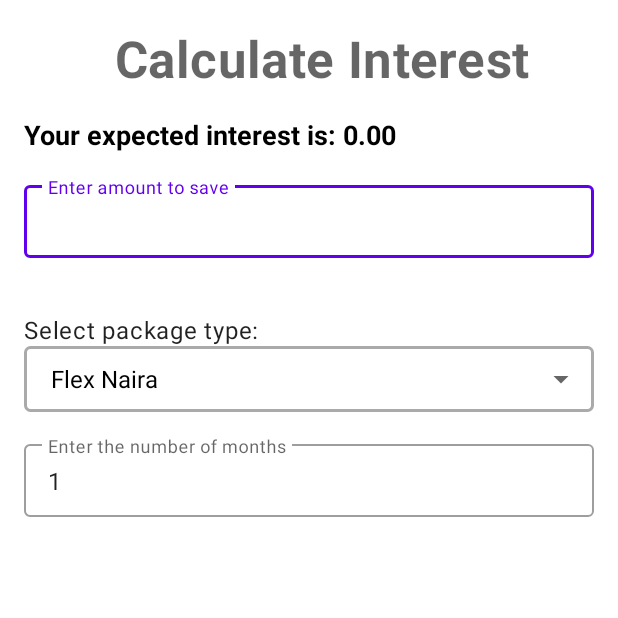
After one commit to peculiaruc/InterestCalculatorApp, an Android app: the CalculatorActivity screen opened directly, with no data from a screen before it, on a phone screen of 412 x 824 dp, the top half of it. The commit adds this screen. Run offline under Robolectric (Android 15) with nearby library versions, the phone set to English and light mode, and no system bars.

Commit message:
feat-calculator-activity

```diff
--- a/app/build.gradle
+++ b/app/build.gradle
@@ -6,7 +6,7 @@ android {
 
     defaultConfig {
         applicationId "com.pecpaker.interestcalculatorapp"
-        minSdkVersion 15
+        minSdkVersion 19
         targetSdkVersion 29
         versionCode 1
         versionName "1.0"
@@ -26,6 +26,8 @@ dependencies {
     implementation fileTree(dir: "libs", include: ["*.jar"])
     implementation 'androidx.appcompat:appcompat:1.1.0'
     implementation 'androidx.constraintlayout:constraintlayout:1.1.3'
+    implementation 'androidx.lifecycle:lifecycle-extensions:2.2.0'
+    implementation 'com.google.android.material:material:1.1.0'
     testImplementation 'junit:junit:4.12'
     androidTestImplementation 'androidx.test.ext:junit:1.1.1'
     androidTestImplementation 'androidx.test.espresso:espresso-core:3.2.0'
--- a/app/src/main/AndroidManifest.xml
+++ b/app/src/main/AndroidManifest.xml
@@ -9,6 +9,10 @@
         android:roundIcon="@mipmap/ic_launcher_round"
         android:supportsRtl="true"
         android:theme="@style/AppTheme">
+        <activity
+            android:name=".calculator.CalculatorActivity"
+            android:theme="@style/AppTheme.NoActionBar">
+        </activity>
         <activity android:name=".MainActivity">
             <intent-filter>
                 <action android:name="android.intent.action.MAIN" />
--- /dev/null
+++ b/app/src/main/java/com/pecpaker/interestcalculatorapp/calculator/CalculatorActivity.java
@@ -0,0 +1,100 @@
+package com.pecpaker.interestcalculatorapp.calculator;
+
+import androidx.appcompat.app.AppCompatActivity;
+import androidx.lifecycle.Observer;
+import androidx.lifecycle.ViewModelProvider;
+
+import android.os.Bundle;
+import android.text.Editable;
+import android.text.TextWatcher;
+import android.view.View;
+import android.widget.AdapterView;
+import android.widget.ArrayAdapter;
+import android.widget.Spinner;
+import android.widget.TextView;
+
+import com.google.android.material.textfield.TextInputEditText;
+import com.pecpaker.interestcalculatorapp.R;
+
+import java.util.Locale;
+
+public class CalculatorActivity extends AppCompatActivity {
+
+    @Override
+    protected void onCreate(Bundle savedInstanceState) {
+        super.onCreate(savedInstanceState);
+        setContentView(R.layout.activity_calculator);
+
+        final CalculatorViewModel calculatorViewModel = new ViewModelProvider(this).get(CalculatorViewModel.class);
+
+        TextInputEditText amount = findViewById(R.id.amount_edit_text);
+        TextInputEditText months = findViewById(R.id.month_edit_text);
+        months.setText("1");
+
+        final TextView calculatedInterest = findViewById(R.id.calculated_interest);
+
+        calculatorViewModel.getCalculatedInterest().observe(this, new Observer<Double>() {
+            @Override
+            public void onChanged(Double value) {
+                String formattedText = String.format(Locale.ROOT, "Your expected interest is: %.2f", value);
+                calculatedInterest.setText(formattedText);
+            }
+        });
+
+        months.addTextChangedListener(new TextWatcher() {
+            @Override
+            public void beforeTextChanged(CharSequence s, int start, int count, int after) {
+            }
+
+            @Override
+            public void onTextChanged(CharSequence s, int start, int before, int count) {
+            }
+
+            @Override
+            public void afterTextChanged(Editable s) {
+                if (!s.toString().isEmpty()) {
+                    calculatorViewModel.updateYears(s.toString());
+                }
+            }
+        });
+
+        amount.addTextChangedListener(new TextWatcher() {
+            @Override
+            public void beforeTextChanged(CharSequence s, int start, int count, int after) {
+            }
+
+            @Override
+            public void onTextChanged(CharSequence s, int start, int before, int count) {
+            }
+
+            @Override
+            public void afterTextChanged(Editable s) {
+                if (!s.toString().isEmpty()) {
+                    calculatorViewModel.updateSavingsAmount(s.toString());
+                }
+            }
+        });
+
+        Spinner spinner = findViewById(R.id.products_spinner);
+        ArrayAdapter<CharSequence> adapter = ArrayAdapter.createFromResource(
+                this,
+                R.array.product_type,
+                android.R.layout.simple_spinner_item
+        );
+        adapter.setDropDownViewResource(android.R.layout.simple_spinner_dropdown_item);
+        spinner.setAdapter(adapter);
+
+        spinner.setOnItemSelectedListener(new AdapterView.OnItemSelectedListener() {
+            @Override
+            public void onItemSelected(AdapterView<?> parent, View view, int position, long id) {
+                String selectedItem = (String) parent.getItemAtPosition(position);
+                calculatorViewModel.updateSelectedPackage(selectedItem);
+            }
+
+            @Override
+            public void onNothingSelected(AdapterView<?> parent) {
+
+            }
+        });
+    }
+}
--- /dev/null
+++ b/app/src/main/java/com/pecpaker/interestcalculatorapp/calculator/CalculatorViewModel.java
@@ -0,0 +1,91 @@
+package com.pecpaker.interestcalculatorapp.calculator;
+
+import androidx.lifecycle.LiveData;
+import androidx.lifecycle.MutableLiveData;
+import androidx.lifecycle.ViewModel;
+
+public class CalculatorViewModel extends ViewModel {
+
+    private MutableLiveData<Double> calculatedInterestMutableLiveData;
+
+    public LiveData<Double> getCalculatedInterest() {
+        if (calculatedInterestMutableLiveData == null) {
+            calculatedInterestMutableLiveData = new MutableLiveData<>();
+        }
+        return calculatedInterestMutableLiveData;
+    }
+
+    private MutableLiveData<Integer> yearsMutableLiveData = new MutableLiveData<>();
+
+    private MutableLiveData<Double> rateMutableLiveData = new MutableLiveData<>();
+
+    private MutableLiveData<Double> savingsAmountMutableLiveData = new MutableLiveData<>();
+
+    private void calculate() {
+        double savingsAmount = savingsAmountMutableLiveData.getValue() != null ? savingsAmountMutableLiveData.getValue() : 0.0;
+        double rate = rateMutableLiveData.getValue() != null ? rateMutableLiveData.getValue() : 0.1;
+        int years = yearsMutableLiveData.getValue() != null ? yearsMutableLiveData.getValue() : 1;
+
+        double amount;
+        if (rate == 0.0) {
+            amount = savingsAmount * years;
+        } else {
+            amount = savingsAmount * (1 + rate * years);
+        }
+        calculatedInterestMutableLiveData.setValue(amount);
+    }
+
+    void updateYears(String yearsString) {
+        yearsMutableLiveData.setValue(Integer.parseInt(yearsString));
+        if (yearsMutableLiveData.getValue() != null) {
+            if (yearsMutableLiveData.getValue() == 1) {
+                rateMutableLiveData.setValue(0.6 / 12);
+            } else if (yearsMutableLiveData.getValue() > 1 && yearsMutableLiveData.getValue() < 3) {
+                rateMutableLiveData.setValue(0.8 / 12);
+            } else if (yearsMutableLiveData.getValue() > 2 && yearsMutableLiveData.getValue() < 25) {
+                rateMutableLiveData.setValue(0.13 / 12);
+            } else if (yearsMutableLiveData.getValue() > 24) {
+                rateMutableLiveData.setValue(0.155 / 12);
+            }
+        }
+        calculate();
+    }
+
+    void updateSavingsAmount(String savingsAmount) {
+        savingsAmountMutableLiveData.setValue(Double.parseDouble(savingsAmount));
+        calculate();
+    }
+
+    void updateSelectedPackage(String selectedPackage) {
+        switch (selectedPackage) {
+            case "Flex Naira":
+                rateMutableLiveData.setValue(0.10);
+                break;
+            case "SafeLock":
+                if (yearsMutableLiveData.getValue() != null) {
+                    if (yearsMutableLiveData.getValue() == 1) {
+                        rateMutableLiveData.setValue(0.6 / 12);
+                    } else if (yearsMutableLiveData.getValue() > 1 && yearsMutableLiveData.getValue() < 3) {
+                        rateMutableLiveData.setValue(0.8 / 12);
+                    } else if (yearsMutableLiveData.getValue() > 2 && yearsMutableLiveData.getValue() < 25) {
+                        rateMutableLiveData.setValue(0.13 / 12);
+                    } else if (yearsMutableLiveData.getValue() > 24) {
+                        rateMutableLiveData.setValue(0.155 / 12);
+                    }
+                }
+                break;
+            case "Targets":
+                rateMutableLiveData.setValue(0.0);
+                break;
+            case "Flex Dollar":
+                rateMutableLiveData.setValue(0.6);
+                if (yearsMutableLiveData.getValue() != null) {
+                    if (yearsMutableLiveData.getValue() < 11) {
+                        rateMutableLiveData.setValue(0.0);
+                    }
+                }
+                break;
+        }
+        calculate();
+    }
+}
--- /dev/null
+++ b/app/src/main/res/drawable/ic_baseline_arrow_drop_down_24.xml
@@ -0,0 +1,10 @@
+<vector xmlns:android="http://schemas.android.com/apk/res/android"
+    android:width="24dp"
+    android:height="24dp"
+    android:viewportWidth="24"
+    android:viewportHeight="24"
+    android:tint="?attr/colorControlNormal">
+  <path
+      android:fillColor="@android:color/white"
+      android:pathData="M7,10l5,5 5,-5z"/>
+</vector>
--- /dev/null
+++ b/app/src/main/res/drawable/spinner_background.xml
@@ -0,0 +1,16 @@
+<?xml version="1.0" encoding="utf-8"?>
+<selector xmlns:android="http://schemas.android.com/apk/res/android">
+    <item>
+        <layer-list>
+            <item>
+                <shape>
+                    <solid android:color="#FFFFFF" />
+                    <corners android:radius="3dp" />
+                    <padding android:bottom="10dp" android:left="10dp" android:right="10dp" android:top="10dp" />
+                    <stroke android:width="2dp" android:color="#aaa" />
+                </shape>
+            </item>
+            <item android:drawable="@drawable/ic_baseline_arrow_drop_down_24" android:gravity="right" />
+        </layer-list>
+    </item>
+</selector>
--- /dev/null
+++ b/app/src/main/res/layout/activity_calculator.xml
@@ -0,0 +1,100 @@
+<?xml version="1.0" encoding="utf-8"?>
+<ScrollView xmlns:android="http://schemas.android.com/apk/res/android"
+    xmlns:app="http://schemas.android.com/apk/res-auto"
+    xmlns:tools="http://schemas.android.com/tools"
+    android:layout_width="match_parent"
+    android:layout_height="match_parent"
+    tools:context=".calculator.CalculatorActivity">
+
+    <LinearLayout
+        android:layout_width="match_parent"
+        android:layout_height="wrap_content"
+        android:orientation="vertical">
+
+        <TextView
+            android:id="@+id/label"
+            style="@style/TextAppearance.MaterialComponents.Headline4"
+            android:layout_width="match_parent"
+            android:layout_height="wrap_content"
+            android:layout_marginStart="16dp"
+            android:layout_marginTop="16dp"
+            android:text="@string/calculate_interest"
+            android:textAlignment="center"
+            android:textStyle="bold"
+            app:layout_constraintEnd_toEndOf="parent"
+            app:layout_constraintStart_toStartOf="parent"
+            app:layout_constraintTop_toTopOf="parent" />
+
+        <TextView
+            android:id="@+id/calculated_interest"
+            android:layout_width="match_parent"
+            android:layout_height="wrap_content"
+            android:layout_marginStart="16dp"
+            android:layout_marginTop="16dp"
+            android:layout_marginEnd="16dp"
+            android:textSize="18sp"
+            android:textStyle="bold" />
+
+        <com.google.android.material.textfield.TextInputLayout
+            android:id="@+id/amount_edit_text_layout"
+            style="@style/Widget.MaterialComponents.TextInputLayout.OutlinedBox.Dense"
+            android:layout_width="match_parent"
+            android:layout_height="wrap_content"
+            android:layout_marginStart="16dp"
+            android:layout_marginTop="16dp"
+            android:layout_marginEnd="16dp"
+            android:hint="@string/amount_hint"
+            app:errorEnabled="true">
+
+            <com.google.android.material.textfield.TextInputEditText
+                android:id="@+id/amount_edit_text"
+                android:layout_width="match_parent"
+                android:layout_height="wrap_content"
+                android:digits="0123456789."
+                android:inputType="number"
+                android:minEms="10"
+                android:singleLine="true" />
+
+        </com.google.android.material.textfield.TextInputLayout>
+
+        <TextView
+            style="@style/TextAppearance.MaterialComponents.Body1"
+            android:layout_width="match_parent"
+            android:layout_height="wrap_content"
+            android:layout_marginStart="16dp"
+            android:layout_marginTop="16dp"
+            android:layout_marginEnd="16dp"
+            android:text="@string/select_package_type" />
+
+        <Spinner
+            android:id="@+id/products_spinner"
+            android:layout_width="match_parent"
+            android:layout_height="wrap_content"
+            android:layout_marginStart="16dp"
+            android:layout_marginEnd="16dp"
+            android:background="@drawable/spinner_background" />
+
+        <com.google.android.material.textfield.TextInputLayout
+            android:id="@+id/month_text_layout"
+            style="@style/Widget.MaterialComponents.TextInputLayout.OutlinedBox.Dense"
+            android:layout_width="match_parent"
+            android:layout_height="wrap_content"
+            android:layout_marginStart="16dp"
+            android:layout_marginTop="16dp"
+            android:layout_marginEnd="16dp"
+            android:hint="@string/years_hint"
+            app:errorEnabled="true">
+
+            <com.google.android.material.textfield.TextInputEditText
+                android:id="@+id/month_edit_text"
+                android:layout_width="match_parent"
+                android:layout_height="wrap_content"
+                android:inputType="number"
+                android:minEms="10"
+                android:singleLine="true" />
+
+        </com.google.android.material.textfield.TextInputLayout>
+
+    </LinearLayout>
+
+</ScrollView>
--- a/app/src/main/res/values/strings.xml
+++ b/app/src/main/res/values/strings.xml
@@ -1,3 +1,15 @@
 <resources>
     <string name="app_name">InterestCalculator App</string>
+    <string name="amount_hint">Enter amount to save</string>
+    <string name="years_hint">Enter the number of months</string>
+    <string name="rate_hint">Enter rate</string>
+    <string name="calculate_interest">Calculate Interest</string>
+    <string name="select_package_type">Select package type:</string>
+
+    <string-array name="product_type">
+        <item>Flex Naira</item>
+        <item>SafeLock</item>
+        <item>Targets</item>
+        <item>Flex Dollar</item>
+    </string-array>
 </resources>
--- a/app/src/main/res/values/styles.xml
+++ b/app/src/main/res/values/styles.xml
@@ -1,10 +1,17 @@
 <resources>
     <!-- Base application theme. -->
-    <style name="AppTheme" parent="Theme.AppCompat.Light.DarkActionBar">
+    <style name="AppTheme" parent="Theme.MaterialComponents.Light.DarkActionBar">
         <!-- Customize your theme here. -->
         <item name="colorPrimary">@color/colorPrimary</item>
         <item name="colorPrimaryDark">@color/colorPrimaryDark</item>
         <item name="colorAccent">@color/colorAccent</item>
+        <item name="android:textColor">@android:color/black</item>
     </style>
 
+    <style name="AppTheme.NoActionBar" parent="AppTheme">
+        <item name="windowActionBar">false</item>
+        <item name="windowNoTitle">true</item>
+    </style>
+
+
 </resources>
```
